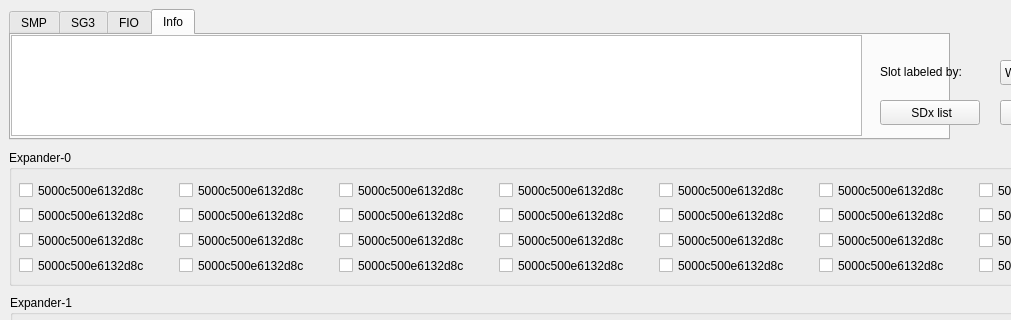
JuihoChen/myDino, file widget.ui: the form before one commit; both pictures show x 0 to 1011 and y 0 to 320 of the 1159 by 841 pixel window.
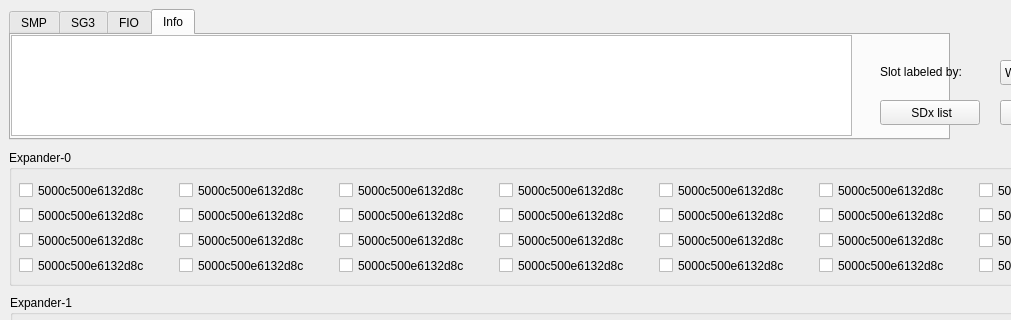
The form after the commit. The open tabs and pages were chosen to show the change. Icons and pictures are not drawn.

The edit to the form file:
```diff
--- a/widget.ui
+++ b/widget.ui
@@ -183,7 +183,7 @@
       <rect>
        <x>0</x>
        <y>0</y>
-       <width>851</width>
+       <width>841</width>
        <height>101</height>
       </rect>
      </property>
```
